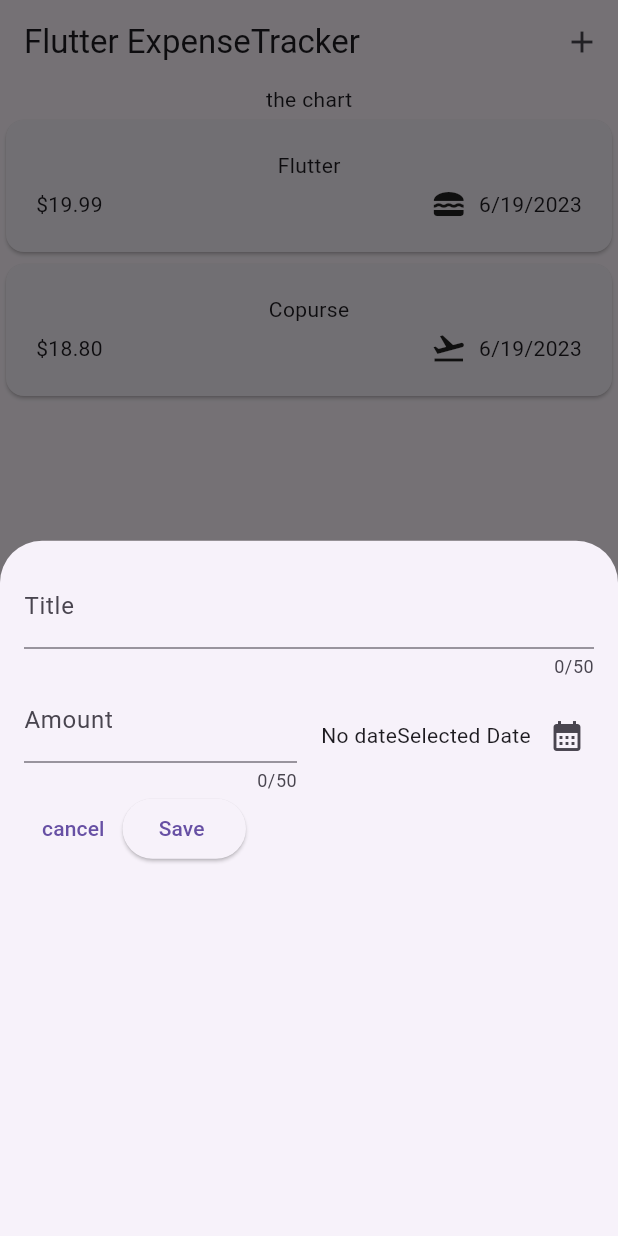
After one commit to Rohitkumar1998/expanse_tracker, a Flutter app: the screen it shows after launch, after a tap on the "add" icon, on a phone screen of 412 x 824 dp. The commit adds this screen. Run offline on Flutter 3.47's test engine with Material 2 defaults, Android fonts, the phone set to English and light mode, and no system bars.

Commit message:
yes boss

```diff
--- /dev/null
+++ b/expansion_app/lib/Widget/new_expense.dart
@@ -0,0 +1,104 @@
+import 'package:flutter/material.dart';
+import 'package:intl/intl.dart';
+
+import 'package:expansion_app/Models/expense.dart';
+// final formatter = DateFormat.yMd();
+
+class NewExapense extends StatefulWidget {
+  const NewExapense({super.key});
+
+  @override
+  State<NewExapense> createState() => _NewExapenseState();
+}
+
+class _NewExapenseState extends State<NewExapense> {
+  // var _enteredTitle = '';
+  // void _saveTitle(String inputValue) {
+  //   _enteredTitle = inputValue;
+  // }
+  final _titleController = TextEditingController();
+  final _amountController = TextEditingController();
+  DateTime? _selectedDate;
+  void _presentDatePicker() async {
+    final now = DateTime.now();
+    final firstDate = DateTime(now.year - 1, now.month, now.day);
+    final pickedDate = await showDatePicker(
+        context: context,
+        initialDate: now,
+        firstDate: firstDate,
+        lastDate: now);
+
+    setState(() {
+      _selectedDate = pickedDate;
+    });
+  }
+
+//this value stored once availble
+  @override
+  void dispose() {
+    _amountController.dispose();
+    _titleController.dispose();
+    super.dispose();
+  }
+
+  @override
+  Widget build(BuildContext context) {
+    return Padding(
+      padding: EdgeInsets.all(16),
+      child: Column(children: [
+        TextField(
+          // onChanged: _saveTitle,
+          controller: _titleController,
+          maxLength: 50,
+          decoration: const InputDecoration(label: Text('Title')),
+        ),
+        Row(
+          children: [
+            Expanded(
+              child: TextField(
+                controller: _amountController,
+                keyboardType: TextInputType.number,
+                maxLength: 50,
+                decoration: const InputDecoration(
+                    prefixText: '\$', label: Text('Amount')),
+              ),
+            ),
+            const SizedBox(
+              width: 16,
+            ),
+            Expanded(
+              child: Row(
+                mainAxisAlignment: MainAxisAlignment.end,
+                crossAxisAlignment: CrossAxisAlignment.center,
+                children: [
+                  Text(_selectedDate == null
+                      ? 'No dateSelected Date'
+                      : formatter.format(_selectedDate!)),
+                  (IconButton(
+                      onPressed: _presentDatePicker,
+                      icon: Icon(Icons.calendar_month)))
+                ],
+              ),
+            )
+          ],
+        ),
+        Row(
+          children: [
+            TextButton(
+                onPressed: () {
+                  Navigator.pop(context);
+                },
+                child: Text('cancel')),
+            ElevatedButton(
+                onPressed: () {
+                  // print(_enteredTitle);
+                  print(_titleController);
+                  print(_amountController);
+                },
+                child: Text("Save "))
+          ],
+        )
+      ]),
+    );
+  }
+}
--- a/expansion_app/lib/expenses.dart
+++ b/expansion_app/lib/expenses.dart
@@ -1,5 +1,6 @@
 import 'package:expansion_app/Models/expense.dart';
 import 'package:expansion_app/Widget/expanses_list/expenses_list.dart';
+import 'package:expansion_app/Widget/new_expense.dart';
 import 'package:flutter/material.dart';
 
 class Expenses extends StatefulWidget {
@@ -23,9 +24,18 @@ class ExpensesState extends State<Expenses> {
         category: Category.travel,
         date: DateTime.now())
   ];
+  void _openAddExpensedOverlay() {
+    //
+    showModalBottomSheet(
+        context: context, builder: (ctx) => const NewExapense());
+  }
+
   @override
   Widget build(BuildContext context) {
     return Scaffold(
+      appBar: AppBar(title: const Text("Flutter ExpenseTracker"), actions: [
+        IconButton(onPressed: _openAddExpensedOverlay, icon: Icon(Icons.add))
+      ]),
       body: Column(children: [
         Text('the chart'),
         Expanded(child: ExpensesList(expenses: _registerdExpensed))
--- a/expansion_app/lib/main.dart
+++ b/expansion_app/lib/main.dart
@@ -2,5 +2,6 @@ import 'package:expansion_app/expenses.dart';
 import 'package:flutter/material.dart';
 
 void main() {
-  runApp(const MaterialApp(home: Expenses()));
+  runApp(MaterialApp(
+      theme: ThemeData(useMaterial3: true), home: const Expenses()));
 }
```
